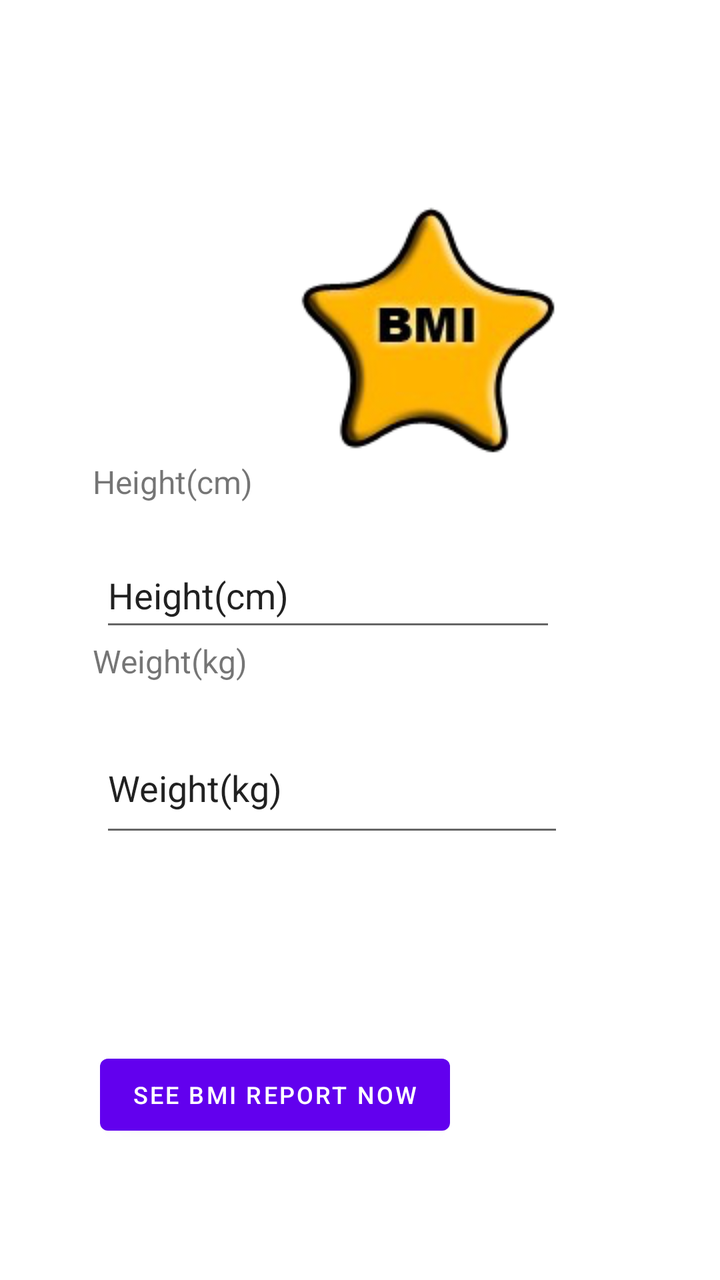
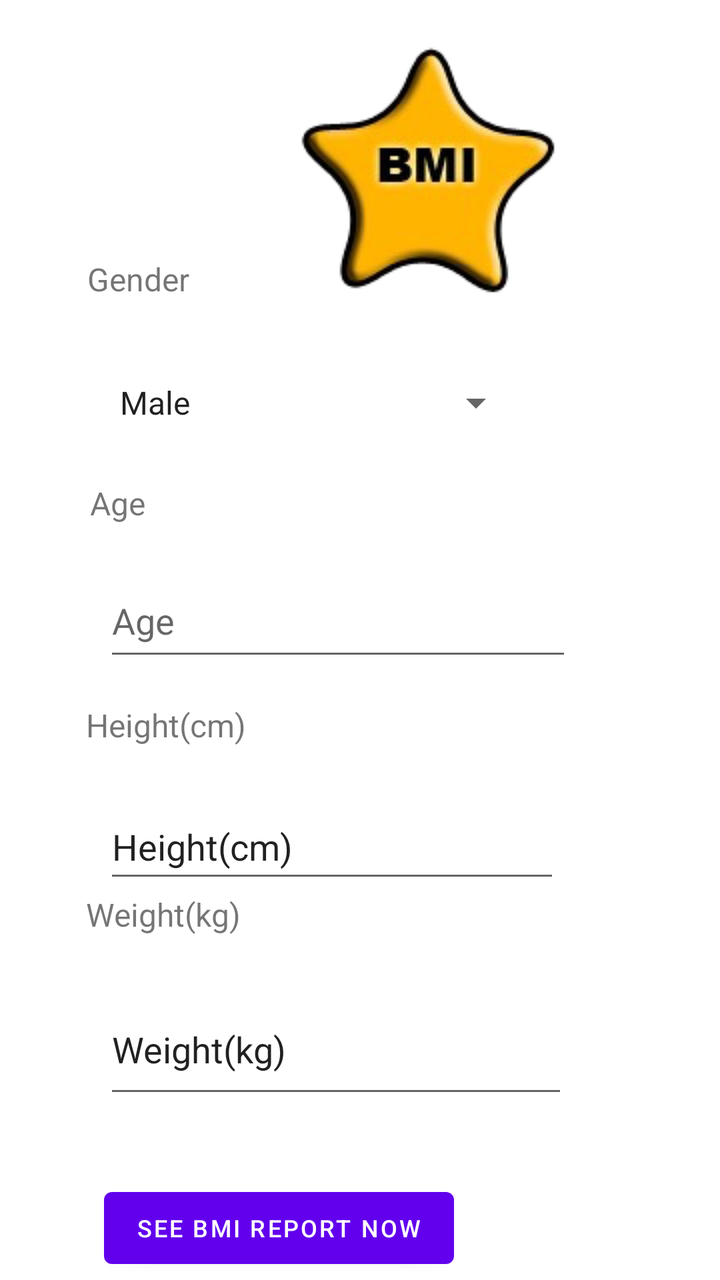

An Android layout rendered at two revisions. The XML below is the earlier revision; the diff shows what the commit changed to produce the second picture.
<!-- AndroidManifest.xml: application theme Theme.BMI -->
<!-- res/layout/activity_main.xml -->
<?xml version="1.0" encoding="utf-8"?>
<androidx.constraintlayout.widget.ConstraintLayout xmlns:android="http://schemas.android.com/apk/res/android"
    xmlns:app="http://schemas.android.com/apk/res-auto"
    xmlns:tools="http://schemas.android.com/tools"
    android:layout_width="match_parent"
    android:layout_height="match_parent"
    tools:context=".MainActivity">

    <TextView
        android:id="@+id/textView7"
        android:layout_width="wrap_content"
        android:layout_height="wrap_content"
        android:text="@string/bmi_height"
        android:textSize="16sp"
        app:layout_constraintBottom_toBottomOf="parent"
        app:layout_constraintEnd_toEndOf="parent"
        app:layout_constraintHorizontal_bias="0.166"
        app:layout_constraintStart_toStartOf="parent"
        app:layout_constraintTop_toTopOf="parent"
        app:layout_constraintVertical_bias="0.372" />

    <TextView
        android:id="@+id/textView2"
        android:layout_width="wrap_content"
        android:layout_height="wrap_content"
        android:text="@string/bmi_weight"
        android:textSize="16sp"
        app:layout_constraintBottom_toBottomOf="parent"
        app:layout_constraintEnd_toEndOf="parent"
        app:layout_constraintHorizontal_bias="0.164"
        app:layout_constraintStart_toStartOf="parent"
        app:layout_constraintTop_toTopOf="parent"
        app:layout_constraintVertical_bias="0.517" />

    <ImageView
        android:id="@+id/imageView"
        android:layout_width="wrap_content"
        android:layout_height="wrap_content"
        android:layout_marginStart="150dp"
        android:layout_marginTop="100dp"
        app:layout_constraintStart_toStartOf="parent"
        app:layout_constraintTop_toTopOf="parent"
        app:srcCompat="@drawable/icon_128" />

    <Button
        android:id="@+id/reportBtn"
        android:layout_width="wrap_content"
        android:layout_height="wrap_content"
        android:layout_marginStart="50dp"
        android:layout_marginTop="100dp"
        android:text="@string/bmi_btn"
        android:textSize="12sp"
        app:layout_constraintStart_toStartOf="parent"
        app:layout_constraintTop_toBottomOf="@+id/weightET" />

    <EditText
        android:id="@+id/heightET"
        android:layout_width="228dp"
        android:layout_height="49dp"
        android:layout_marginStart="50dp"
        android:layout_marginTop="20dp"
        android:ems="10"
        android:inputType="numberDecimal"
        android:text="@string/bmi_height"
        app:layout_constraintStart_toStartOf="parent"
        app:layout_constraintTop_toBottomOf="@+id/textView7" />

    <EditText
        android:id="@+id/weightET"
        android:layout_width="232dp"
        android:layout_height="62dp"
        android:layout_marginStart="50dp"
        android:layout_marginTop="20dp"
        android:ems="10"
        android:inputType="numberDecimal"
        android:text="@string/bmi_weight"
        app:layout_constraintStart_toStartOf="parent"
        app:layout_constraintTop_toBottomOf="@+id/textView2" />

</androidx.constraintlayout.widget.ConstraintLayout>
<!-- resources referenced by this layout -->
<resources>
  <!-- drawable icon_128: png bitmap (drawable, 17661 bytes) -->
  <string name="bmi_btn">See BMI Report Now</string>
  <string name="bmi_height">Height(cm)</string>
  <string name="bmi_weight">Weight(kg)</string>
  <style name="Theme.BMI" parent="Theme.MaterialComponents.DayNight.DarkActionBar">
          
          <item name="colorPrimary">@color/purple_500</item>
          <item name="colorPrimaryVariant">@color/purple_700</item>
          <item name="colorOnPrimary">@color/white</item>
          
          <item name="colorSecondary">@color/teal_200</item>
          <item name="colorSecondaryVariant">@color/teal_700</item>
          <item name="colorOnSecondary">@color/black</item>
          
          <item name="android:statusBarColor">?attr/colorPrimaryVariant</item>
          
      </style>
  <color name="purple_500">#FF6200EE</color>
  <color name="purple_700">#FF3700B3</color>
  <color name="white">#FFFFFFFF</color>
  <color name="teal_200">#FF03DAC5</color>
  <color name="teal_700">#FF018786</color>
  <color name="black">#FF000000</color>
</resources>

<!-- the commit's change to res/layout/activity_main.xml (unified diff, before → after) -->
@@ -5,6 +5,65 @@
     android:layout_width="match_parent"
     android:layout_height="match_parent"
     tools:context=".MainActivity">
+
+    <ImageView
+        android:id="@+id/imageView"
+        android:layout_width="wrap_content"
+        android:layout_height="wrap_content"
+        android:layout_marginStart="150dp"
+        android:layout_marginTop="20dp"
+        app:layout_constraintStart_toStartOf="parent"
+        app:layout_constraintTop_toTopOf="parent"
+        app:srcCompat="@drawable/icon_128" />
+
+    <EditText
+        android:id="@+id/weightET"
+        android:layout_width="232dp"
+        android:layout_height="62dp"
+        android:layout_marginStart="52dp"
+        android:layout_marginTop="24dp"
+        android:ems="10"
+        android:inputType="numberDecimal"
+        android:text="@string/bmi_weight"
+        app:layout_constraintStart_toStartOf="parent"
+        app:layout_constraintTop_toBottomOf="@+id/textView2" />
+
+    <EditText
+        android:id="@+id/heightET"
+        android:layout_width="228dp"
+        android:layout_height="49dp"
+        android:layout_marginStart="52dp"
+        android:layout_marginTop="24dp"
+        android:ems="10"
+        android:inputType="numberDecimal"
+        android:text="@string/bmi_height"
+        app:layout_constraintStart_toStartOf="parent"
+        app:layout_constraintTop_toBottomOf="@+id/textView7" />
+
+    <EditText
+        android:id="@+id/ageET"
+        android:layout_width="234dp"
+        android:layout_height="53dp"
+        android:layout_marginStart="52dp"
+        android:layout_marginTop="20dp"
+        android:ems="10"
+        android:inputType="number"
+        android:hint="@string/bmi_age"
+        app:layout_constraintStart_toStartOf="parent"
+        app:layout_constraintTop_toBottomOf="@+id/textView3" />
+
+    <TextView
+        android:id="@+id/textView2"
+        android:layout_width="wrap_content"
+        android:layout_height="wrap_content"
+        android:text="@string/bmi_weight"
+        android:textSize="16sp"
+        app:layout_constraintBottom_toBottomOf="parent"
+        app:layout_constraintEnd_toEndOf="parent"
+        app:layout_constraintHorizontal_bias="0.152"
+        app:layout_constraintStart_toStartOf="parent"
+        app:layout_constraintTop_toTopOf="parent"
+        app:layout_constraintVertical_bias="0.722" />
 
     <TextView
         android:id="@+id/textView7"
@@ -14,67 +73,57 @@
         android:textSize="16sp"
         app:layout_constraintBottom_toBottomOf="parent"
         app:layout_constraintEnd_toEndOf="parent"
-        app:layout_constraintHorizontal_bias="0.166"
+        app:layout_constraintHorizontal_bias="0.154"
         app:layout_constraintStart_toStartOf="parent"
         app:layout_constraintTop_toTopOf="parent"
-        app:layout_constraintVertical_bias="0.372" />
+        app:layout_constraintVertical_bias="0.569" />
 
     <TextView
-        android:id="@+id/textView2"
+        android:id="@+id/textView"
         android:layout_width="wrap_content"
         android:layout_height="wrap_content"
-        android:text="@string/bmi_weight"
+        android:text="@string/bmi_gender"
         android:textSize="16sp"
         app:layout_constraintBottom_toBottomOf="parent"
         app:layout_constraintEnd_toEndOf="parent"
-        app:layout_constraintHorizontal_bias="0.164"
+        app:layout_constraintHorizontal_bias="0.141"
         app:layout_constraintStart_toStartOf="parent"
         app:layout_constraintTop_toTopOf="parent"
-        app:layout_constraintVertical_bias="0.517" />
+        app:layout_constraintVertical_bias="0.208" />
 
-    <ImageView
-        android:id="@+id/imageView"
+    <TextView
+        android:id="@+id/textView3"
         android:layout_width="wrap_content"
         android:layout_height="wrap_content"
-        android:layout_marginStart="150dp"
-        android:layout_marginTop="100dp"
+        android:text="@string/bmi_age"
+        android:textSize="16sp"
+        app:layout_constraintBottom_toBottomOf="parent"
+        app:layout_constraintEnd_toEndOf="parent"
+        app:layout_constraintHorizontal_bias="0.135"
         app:layout_constraintStart_toStartOf="parent"
         app:layout_constraintTop_toTopOf="parent"
-        app:srcCompat="@drawable/icon_128" />
+        app:layout_constraintVertical_bias="0.389" />
 
     <Button
         android:id="@+id/reportBtn"
         android:layout_width="wrap_content"
         android:layout_height="wrap_content"
-        android:layout_marginStart="50dp"
-        android:layout_marginTop="100dp"
+        android:layout_marginStart="52dp"
+        android:layout_marginTop="36dp"
         android:text="@string/bmi_btn"
         android:textSize="12sp"
         app:layout_constraintStart_toStartOf="parent"
         app:layout_constraintTop_toBottomOf="@+id/weightET" />
 
-    <EditText
-        android:id="@+id/heightET"
-        android:layout_width="228dp"
-        android:layout_height="49dp"
-        android:layout_marginStart="50dp"
+    <Spinner
+        android:id="@+id/genderSpinner"
+        android:layout_width="210dp"
+        android:layout_height="62dp"
+        android:layout_marginStart="52dp"
         android:layout_marginTop="20dp"
-        android:ems="10"
-        android:inputType="numberDecimal"
-        android:text="@string/bmi_height"
+        android:entries="@array/gender"
+        android:spinnerMode="dropdown"
         app:layout_constraintStart_toStartOf="parent"
-        app:layout_constraintTop_toBottomOf="@+id/textView7" />
-
-    <EditText
-        android:id="@+id/weightET"
-        android:layout_width="232dp"
-        android:layout_height="62dp"
-        android:layout_marginStart="50dp"
-        android:layout_marginTop="20dp"
-        android:ems="10"
-        android:inputType="numberDecimal"
-        android:text="@string/bmi_weight"
-        app:layout_constraintStart_toStartOf="parent"
-        app:layout_constraintTop_toBottomOf="@+id/textView2" />
+        app:layout_constraintTop_toBottomOf="@+id/textView" />
 
 </androidx.constraintlayout.widget.ConstraintLayout>
<!-- resource entries referenced after the edit -->
@@ -1,7 +1,13 @@
 <!-- resources referenced by this layout -->
 <resources>
+  <string-array name="gender">
+          <item>Male</item>
+          <item>Female</item>
+      </string-array>
   <!-- drawable icon_128: png bitmap (drawable, 17661 bytes) -->
+  <string name="bmi_age">Age</string>
   <string name="bmi_btn">See BMI Report Now</string>
+  <string name="bmi_gender">Gender</string>
   <string name="bmi_height">Height(cm)</string>
   <string name="bmi_weight">Weight(kg)</string>
   <style name="Theme.BMI" parent="Theme.MaterialComponents.DayNight.DarkActionBar">
